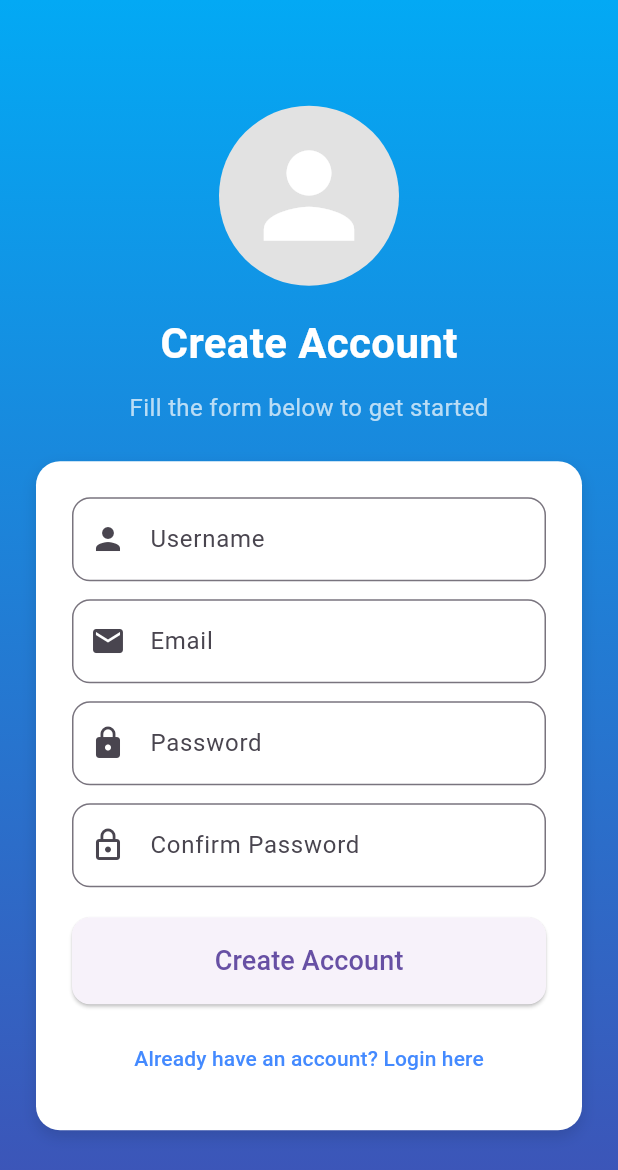
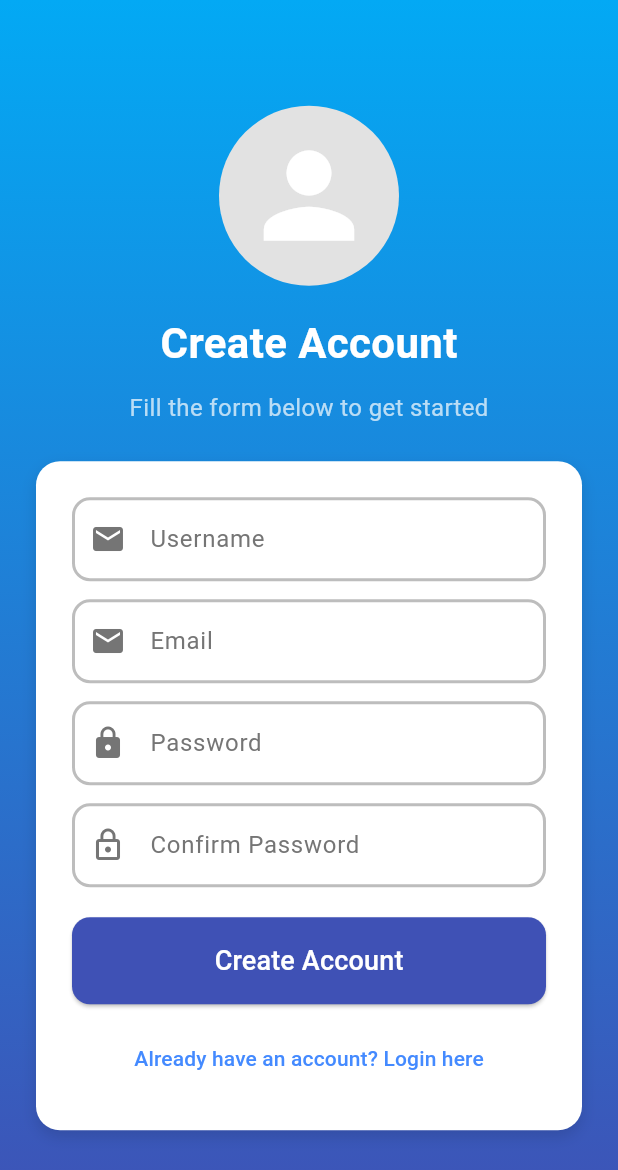
Before and after one commit to Navajok/GarianChung_Grub, a Flutter app: the screen it shows after launch, after a tap on "Login", after a tap on "Dont have an Account? Register here", on a phone screen of 412 x 824 dp. Shown: the top 1170 px of the screen. Run offline on Flutter 3.47's test engine with Material 3 defaults, Android fonts, the phone set to English and light mode, and no system bars; accounts and stored records are empty.

Commit message:
new UI changes

```diff
--- a/lib/login_page.dart
+++ b/lib/login_page.dart
@@ -51,7 +51,6 @@ class _LoginPageState extends State<LoginPage> {
               const CircleAvatar(
                 radius: 60,
                 backgroundColor: Color.fromARGB(255, 226, 226, 226),
-                // backgroundImage: AssetImage('images/muthu.png'),
                 child: Icon(
                   Icons.person,
                   size: 90,
@@ -96,7 +95,8 @@ class _LoginPageState extends State<LoginPage> {
                       controller: emailController,
                       decoration: InputDecoration(
                         labelText: 'Email',
-                        prefixIcon: const Icon(Icons.email),
+                        labelStyle: const TextStyle(color: Color.fromARGB(255, 117, 117, 117)),
+                        prefixIcon: const Icon(Icons.email, color: Color.fromARGB(255, 117, 117, 117)),
                         errorText: emailError,
                         border: OutlineInputBorder(
                           borderRadius: BorderRadius.circular(12),
@@ -112,7 +112,8 @@ class _LoginPageState extends State<LoginPage> {
                       obscureText: true,
                       decoration: InputDecoration(
                         labelText: 'Password',
-                        prefixIcon: const Icon(Icons.lock),
+                        labelStyle: const TextStyle(color: Color.fromARGB(255, 117, 117, 117)),
+                        prefixIcon: const Icon(Icons.lock, color: Color.fromARGB(255, 117, 117, 117)),
                         errorText: passwordError,
                         border: OutlineInputBorder(
                           borderRadius: BorderRadius.circular(12),
@@ -133,12 +134,6 @@ class _LoginPageState extends State<LoginPage> {
                     SizedBox(
                       width: double.infinity,
                       child: ElevatedButton(
-                        style: ElevatedButton.styleFrom(
-                          padding: const EdgeInsets.all(16),
-                          shape: RoundedRectangleBorder(
-                            borderRadius: BorderRadius.circular(12),
-                          ),
-                        ),
                         onPressed: () {
                           setState(() {
                             emailError = null;
--- a/lib/main.dart
+++ b/lib/main.dart
@@ -2,19 +2,54 @@ import 'package:flutter/material.dart';
 import 'login_page.dart';
 
 void main() {
-  runApp(const SmartBiteApp());
+  runApp(const GrubApp());
 }
 
 /// Root of the application
-class SmartBiteApp extends StatelessWidget {
-  const SmartBiteApp({super.key});
+class GrubApp extends StatelessWidget {
+  const GrubApp({super.key});
 
   @override
   Widget build(BuildContext context) {
     return MaterialApp(
       debugShowCheckedModeBanner: false,
       theme: ThemeData(
-        primarySwatch: Colors.indigo,
+        colorScheme: ColorScheme.fromSwatch(
+          primarySwatch: Colors.indigo,
+          accentColor: Colors.indigoAccent,
+        ),
+        appBarTheme: const AppBarTheme(
+          backgroundColor: Colors.indigo,
+          foregroundColor: Colors.white,
+        ),
+        inputDecorationTheme: InputDecorationTheme(
+          enabledBorder: OutlineInputBorder(
+            borderRadius: BorderRadius.circular(12),
+            borderSide: BorderSide(color: Colors.grey.shade400, width: 2),
+          ),
+          focusedBorder: OutlineInputBorder(
+            borderRadius: BorderRadius.circular(12),
+            borderSide: BorderSide(color: Colors.indigo, width: 2),
+          ),
+          errorBorder: OutlineInputBorder(
+            borderRadius: BorderRadius.circular(12),
+            borderSide: const BorderSide(color: Colors.indigo, width: 2),
+          ),
+          focusedErrorBorder: OutlineInputBorder(
+            borderRadius: BorderRadius.circular(12),
+            borderSide: const BorderSide(color: Colors.indigo, width: 2),
+          ),
+        ),
+        elevatedButtonTheme: ElevatedButtonThemeData(
+          style: ElevatedButton.styleFrom(
+            backgroundColor: Colors.indigo,
+            foregroundColor: Colors.white,
+            padding: const EdgeInsets.all(16),
+            shape: RoundedRectangleBorder(
+              borderRadius: BorderRadius.circular(12),
+            ),
+          ),
+        ),
       ),
       home: const LoginPage(),
     );
--- a/lib/profile/profile_page.dart
+++ b/lib/profile/profile_page.dart
@@ -64,6 +64,12 @@ class _ProfilePageState extends State<ProfilePage> {
             ),
             const SizedBox(height: 20),
             ElevatedButton(
+              style: ElevatedButton.styleFrom(
+                padding: const EdgeInsets.all(4),
+                shape: RoundedRectangleBorder(
+                  borderRadius: BorderRadius.circular(8),
+                ),
+              ),
               child: Text(isEditing ? 'Save' : 'Edit'),
               onPressed: () {
                 if (isEditing) {
--- a/lib/register_page.dart
+++ b/lib/register_page.dart
@@ -95,7 +95,8 @@ class _RegisterPageState extends State<RegisterPage> {
                       controller: usernameController,
                       decoration: InputDecoration(
                         labelText: 'Username',
-                        prefixIcon: const Icon(Icons.person),
+                        labelStyle: const TextStyle(color: Color.fromARGB(255, 117, 117, 117)),
+                        prefixIcon: const Icon(Icons.email, color: Color.fromARGB(255, 117, 117, 117)),
                         errorText: usernameError,
                         border: OutlineInputBorder(
                           borderRadius: BorderRadius.circular(12),
@@ -110,7 +111,8 @@ class _RegisterPageState extends State<RegisterPage> {
                       keyboardType: TextInputType.emailAddress,
                       decoration: InputDecoration(
                         labelText: 'Email',
-                        prefixIcon: const Icon(Icons.email),
+                        labelStyle: const TextStyle(color: Color.fromARGB(255, 117, 117, 117)),
+                        prefixIcon: const Icon(Icons.email, color: Color.fromARGB(255, 117, 117, 117)),
                         errorText: emailError,
                         border: OutlineInputBorder(
                           borderRadius: BorderRadius.circular(12),
@@ -125,7 +127,8 @@ class _RegisterPageState extends State<RegisterPage> {
                       obscureText: true,
                       decoration: InputDecoration(
                         labelText: 'Password',
-                        prefixIcon: const Icon(Icons.lock),
+                        labelStyle: const TextStyle(color: Color.fromARGB(255, 117, 117, 117)),
+                        prefixIcon: const Icon(Icons.lock, color: Color.fromARGB(255, 117, 117, 117)),
                         errorText: passwordError,
                         border: OutlineInputBorder(
                           borderRadius: BorderRadius.circular(12),
@@ -140,7 +143,8 @@ class _RegisterPageState extends State<RegisterPage> {
                       obscureText: true,
                       decoration: InputDecoration(
                         labelText: 'Confirm Password',
-                        prefixIcon: const Icon(Icons.lock_outline),
+                        labelStyle: const TextStyle(color: Color.fromARGB(255, 117, 117, 117)),
+                        prefixIcon: const Icon(Icons.lock_outline, color: Color.fromARGB(255, 117, 117, 117)),
                         errorText: confirmPasswordError,
                         border: OutlineInputBorder(
                           borderRadius: BorderRadius.circular(12),
@@ -152,12 +156,6 @@ class _RegisterPageState extends State<RegisterPage> {
                     SizedBox(
                       width: double.infinity,
                       child: ElevatedButton(
-                        style: ElevatedButton.styleFrom(
-                          padding: const EdgeInsets.symmetric(vertical: 16),
-                          shape: RoundedRectangleBorder(
-                            borderRadius: BorderRadius.circular(12),
-                          ),
-                        ),
                         onPressed: () {
                           setState(() {
                             usernameError = null;
```
Also changed, not shown: appImages/dart1.png, lib/food_list_page.dart (line endings or trailing spaces).
